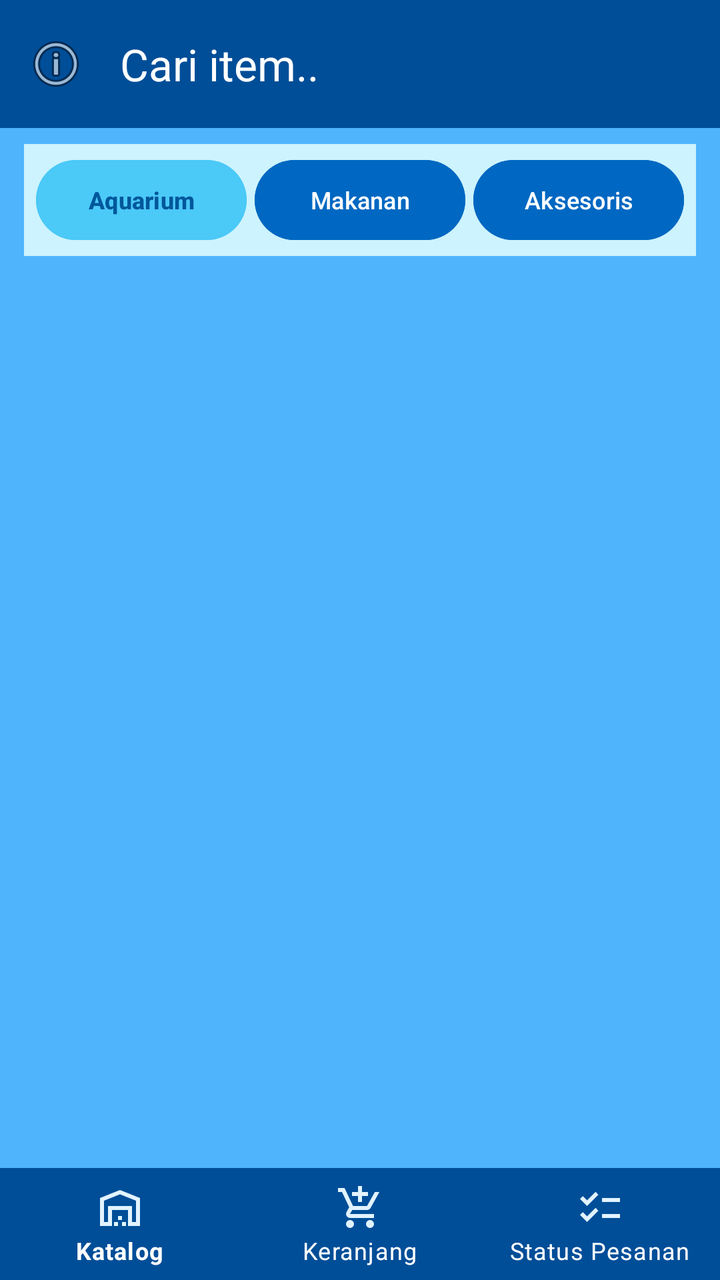
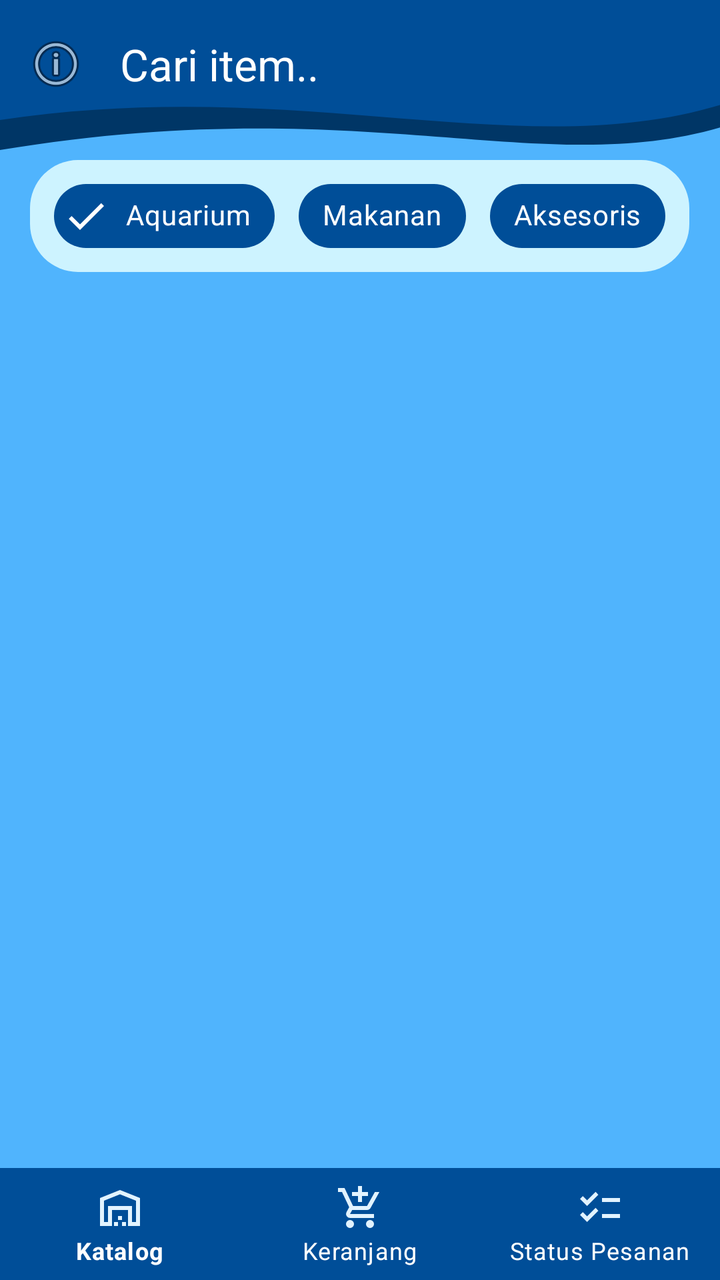

Screens rendered from an Android XML layout before and after an edit, with the pre-edit source and the edit as a unified diff.
<!-- AndroidManifest.xml: application theme Theme.Projek_Raymond -->
<!-- res/layout/activity_main.xml -->
<?xml version="1.0" encoding="utf-8"?>
<androidx.constraintlayout.widget.ConstraintLayout xmlns:android="http://schemas.android.com/apk/res/android"
    xmlns:app="http://schemas.android.com/apk/res-auto"
    xmlns:tools="http://schemas.android.com/tools"
    android:id="@+id/main"
    android:layout_width="match_parent"
    android:layout_height="match_parent"
    android:background="@color/blueish"
    tools:context=".MainActivity">

    <androidx.appcompat.widget.Toolbar
        android:id="@+id/toolbar"
        android:layout_width="0dp"
        android:layout_height="?attr/actionBarSize"
        android:background="@color/dark_blue3"
        app:navigationIcon="@android:drawable/ic_menu_info_details"
        app:title="Cari item.."
        app:titleTextColor="@android:color/white"
        app:layout_constraintEnd_toEndOf="parent"
        app:layout_constraintStart_toStartOf="parent"
        app:layout_constraintTop_toTopOf="parent" />

    <LinearLayout
        android:id="@+id/tabKategori"
        android:layout_width="0dp"
        android:layout_height="wrap_content"
        android:layout_marginHorizontal="12dp"
        android:layout_marginTop="8dp"
        android:background="@color/light_blue_menu_bg"
        android:orientation="horizontal"
        android:padding="4dp"
        app:layout_constraintEnd_toEndOf="parent"
        app:layout_constraintStart_toStartOf="parent"
        app:layout_constraintTop_toBottomOf="@+id/toolbar">

        <Button
            android:id="@+id/btnFragment1"
            android:layout_width="0dp"
            android:layout_height="wrap_content"
            android:layout_marginHorizontal="2dp"
            android:layout_weight="1"
            android:backgroundTint="@color/ligh_blue2"
            android:text="Aquarium"
            android:textColor="#01579B"
            android:textSize="12sp"
            android:textStyle="bold" />

        <Button
            android:id="@+id/btnFragment2"
            android:layout_width="0dp"
            android:layout_height="wrap_content"
            android:layout_marginHorizontal="2dp"
            android:layout_weight="1"
            android:backgroundTint="@color/dark_blue1"
            android:text="Makanan"
            android:textColor="@color/white"
            android:textSize="12sp" />

        <Button
            android:id="@+id/btnFragment3"
            android:layout_width="0dp"
            android:layout_height="wrap_content"
            android:layout_marginHorizontal="2dp"
            android:layout_weight="1"
            android:backgroundTint="@color/dark_blue1"
            android:text="Aksesoris"
            android:textColor="@color/white"
            android:textSize="12sp" />

    </LinearLayout>

    <FrameLayout
        android:id="@+id/fragment_container"
        android:layout_width="0dp"
        android:layout_height="0dp"
        android:layout_marginTop="8dp"
        app:layout_constraintBottom_toTopOf="@+id/bottomNavView"
        app:layout_constraintEnd_toEndOf="parent"
        app:layout_constraintStart_toStartOf="parent"
        app:layout_constraintTop_toBottomOf="@+id/tabKategori" />

    <com.google.android.material.bottomnavigation.BottomNavigationView
        android:id="@+id/bottomNavView"
        style="@style/Widget.MaterialComponents.BottomNavigationView.Colored"
        android:layout_width="0dp"
        android:layout_height="wrap_content"
        app:backgroundTint="@color/dark_blue3"
        app:itemIconTint="@color/light_white_menu"
        app:itemTextColor="@color/white"
        app:itemRippleColor="@color/light_blue"
        app:layout_constraintBottom_toBottomOf="parent"
        app:layout_constraintEnd_toEndOf="parent"
        app:layout_constraintStart_toStartOf="parent"
        app:menu="@menu/bottom_nav_menu" />

</androidx.constraintlayout.widget.ConstraintLayout>
<!-- resources referenced by this layout -->
<resources>
  <color name="blueish">#50B4FD</color>
  <color name="dark_blue1">#0068C2</color>
  <color name="dark_blue3">#004E98</color>
  <color name="ligh_blue2">#4BC9F7</color>
  <color name="light_blue">#51F4FF</color>
  <color name="light_blue_menu_bg">#CDF3FF</color>
  <color name="light_white_menu">#E2F3FF</color>
  <color name="white">#FFFFFFFF</color>
  <style name="Theme.Projek_Raymond" parent="Base.Theme.Projek_Raymond" />
  <style name="Base.Theme.Projek_Raymond" parent="Theme.Material3.DayNight.NoActionBar">
          
          
      </style>
</resources>

<!-- the commit's change to res/layout/activity_main.xml (unified diff, before → after) -->
@@ -8,11 +8,19 @@
     android:background="@color/blueish"
     tools:context=".MainActivity">
 
+    <View
+        android:id="@+id/background_header"
+        android:layout_width="0dp"
+        android:layout_height="90dp"
+        android:background="@drawable/bg_header_wave"
+        app:layout_constraintEnd_toEndOf="parent"
+        app:layout_constraintStart_toStartOf="parent"
+        app:layout_constraintTop_toTopOf="parent" />
+
     <androidx.appcompat.widget.Toolbar
         android:id="@+id/toolbar"
         android:layout_width="0dp"
         android:layout_height="?attr/actionBarSize"
-        android:background="@color/dark_blue3"
         app:navigationIcon="@android:drawable/ic_menu_info_details"
         app:title="Cari item.."
         app:titleTextColor="@android:color/white"
@@ -20,54 +28,54 @@
         app:layout_constraintStart_toStartOf="parent"
         app:layout_constraintTop_toTopOf="parent" />
 
-    <LinearLayout
-        android:id="@+id/tabKategori"
-        android:layout_width="0dp"
+    <com.google.android.material.chip.ChipGroup
+        android:id="@+id/chipGroupKategori"
+        android:layout_width="wrap_content"
         android:layout_height="wrap_content"
-        android:layout_marginHorizontal="12dp"
-        android:layout_marginTop="8dp"
-        android:background="@color/light_blue_menu_bg"
-        android:orientation="horizontal"
-        android:padding="4dp"
+        android:layout_marginTop="16dp"
+        android:background="@drawable/bg_chip_group"
+        android:paddingHorizontal="12dp"
+        android:paddingVertical="4dp"
+        app:chipSpacingHorizontal="12dp"
         app:layout_constraintEnd_toEndOf="parent"
+        app:layout_constraintHorizontal_bias="0.494"
         app:layout_constraintStart_toStartOf="parent"
-        app:layout_constraintTop_toBottomOf="@+id/toolbar">
+        app:layout_constraintTop_toBottomOf="@+id/toolbar"
+        app:selectionRequired="true"
+        app:singleSelection="true">
 
-        <Button
-            android:id="@+id/btnFragment1"
-            android:layout_width="0dp"
+        <com.google.android.material.chip.Chip
+            android:id="@+id/chipAquarium"
+            style="@style/Widget.MaterialComponents.Chip.Filter"
+            android:layout_width="wrap_content"
             android:layout_height="wrap_content"
-            android:layout_marginHorizontal="2dp"
-            android:layout_weight="1"
-            android:backgroundTint="@color/ligh_blue2"
+            android:checked="true"
             android:text="Aquarium"
-            android:textColor="#01579B"
-            android:textSize="12sp"
-            android:textStyle="bold" />
+            android:textColor="@color/white"
+            app:checkedIconTint="@color/white"
+            app:chipBackgroundColor="@color/dark_blue3" />
 
-        <Button
-            android:id="@+id/btnFragment2"
-            android:layout_width="0dp"
+        <com.google.android.material.chip.Chip
+            android:id="@+id/chipMakanan"
+            style="@style/Widget.MaterialComponents.Chip.Filter"
+            android:layout_width="wrap_content"
             android:layout_height="wrap_content"
-            android:layout_marginHorizontal="2dp"
-            android:layout_weight="1"
-            android:backgroundTint="@color/dark_blue1"
             android:text="Makanan"
             android:textColor="@color/white"
-            android:textSize="12sp" />
+            app:checkedIconTint="@color/white"
+            app:chipBackgroundColor="@color/dark_blue3" />
 
-        <Button
-            android:id="@+id/btnFragment3"
-            android:layout_width="0dp"
+        <com.google.android.material.chip.Chip
+            android:id="@+id/chipAksesoris"
+            style="@style/Widget.MaterialComponents.Chip.Filter"
+            android:layout_width="wrap_content"
             android:layout_height="wrap_content"
-            android:layout_marginHorizontal="2dp"
-            android:layout_weight="1"
-            android:backgroundTint="@color/dark_blue1"
             android:text="Aksesoris"
             android:textColor="@color/white"
-            android:textSize="12sp" />
+            app:checkedIconTint="@color/white"
+            app:chipBackgroundColor="@color/dark_blue3" />
 
-    </LinearLayout>
+    </com.google.android.material.chip.ChipGroup>
 
     <FrameLayout
         android:id="@+id/fragment_container"
@@ -77,7 +85,7 @@
         app:layout_constraintBottom_toTopOf="@+id/bottomNavView"
         app:layout_constraintEnd_toEndOf="parent"
         app:layout_constraintStart_toStartOf="parent"
-        app:layout_constraintTop_toBottomOf="@+id/tabKategori" />
+        app:layout_constraintTop_toBottomOf="@+id/chipGroupKategori" />
 
     <com.google.android.material.bottomnavigation.BottomNavigationView
         android:id="@+id/bottomNavView"
<!-- resource entries referenced after the edit -->
@@ -1,13 +1,32 @@
 <!-- resources referenced by this layout -->
 <resources>
   <color name="blueish">#50B4FD</color>
-  <color name="dark_blue1">#0068C2</color>
   <color name="dark_blue3">#004E98</color>
-  <color name="ligh_blue2">#4BC9F7</color>
   <color name="light_blue">#51F4FF</color>
   <color name="light_blue_menu_bg">#CDF3FF</color>
   <color name="light_white_menu">#E2F3FF</color>
   <color name="white">#FFFFFFFF</color>
+  <!-- drawable bg_chip_group (drawable) -->
+  <?xml version="1.0" encoding="utf-8"?>
+  <shape xmlns:android="http://schemas.android.com/apk/res/android"
+      android:shape="rectangle">
+      <solid android:color="@color/light_blue_menu_bg" />
+      <corners android:radius="24dp" />
+  </shape>
+  <!-- drawable bg_header_wave (drawable) -->
+  <?xml version="1.0" encoding="utf-8"?>
+  <vector xmlns:android="http://schemas.android.com/apk/res/android"
+      android:width="360dp"
+      android:height="120dp"
+      android:viewportWidth="360"
+      android:viewportHeight="120">
+      <path
+          android:fillColor="#003666"
+          android:pathData="M0,0 L360,0 L360,85 C270,120 180,60 0,100 Z" />
+      <path
+          android:fillColor="#004E98"
+          android:pathData="M0,0 L360,0 L360,70 C260,110 150,50 0,80 Z" />
+  </vector>
   <style name="Theme.Projek_Raymond" parent="Base.Theme.Projek_Raymond" />
   <style name="Base.Theme.Projek_Raymond" parent="Theme.Material3.DayNight.NoActionBar">
           
